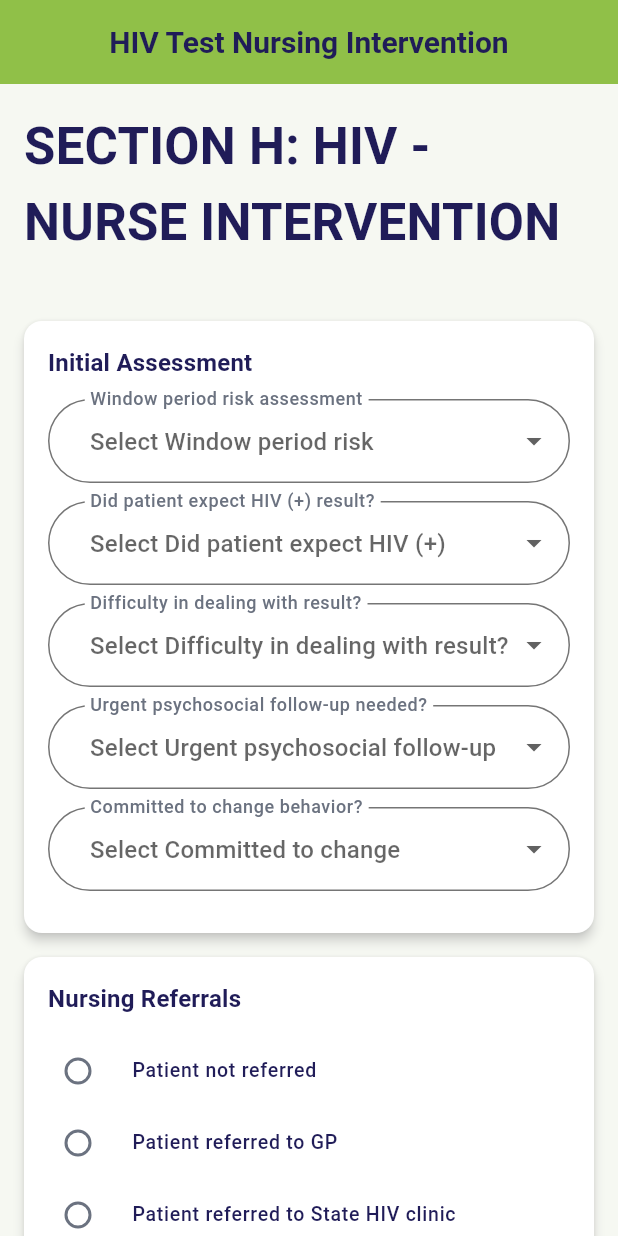
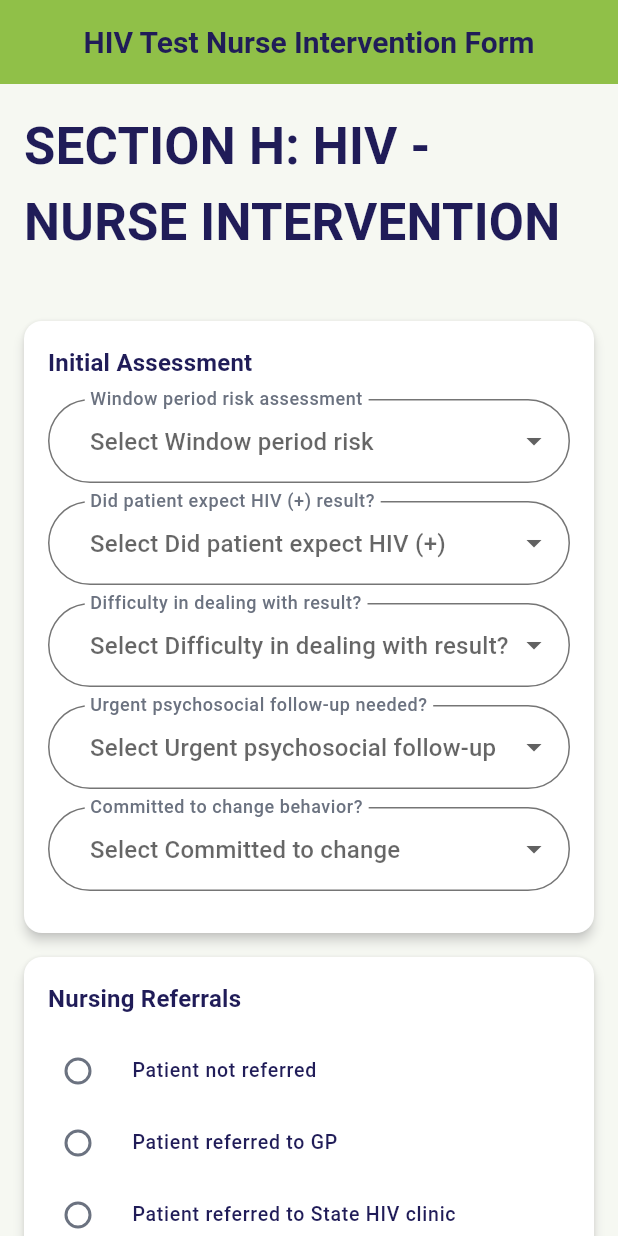
Before and after one commit to munashethedeveloper/kenwell_health_app, a Flutter app: the HIVTestNursingInterventionScreen screen opened by its route, on a phone screen of 412 x 824 dp. Run offline on Flutter 3.47's test engine with Material 3 defaults, Android fonts, the phone set to English and light mode, and no system bars; our stand-ins replace cloud_firestore, firebase_auth, flutter_spinbox, package_info_plus, shared_preferences, signature and 1 more; accounts and stored records are empty.

Commit message:
DEMO VERSION 2.0

```diff
--- a/lib/ui/features/hiv_test/widgets/hiv_test_screen.dart
+++ b/lib/ui/features/hiv_test/widgets/hiv_test_screen.dart
@@ -23,7 +23,7 @@ class HIVTestScreen extends StatelessWidget {
     final viewModel = context.watch<HIVTestViewModel>();
 
     return KenwellFormPage(
-      title: 'HIV Test Screening',
+      title: 'HIV Test Screening Form',
       sectionTitle: 'Section F: HIV Screening',
       formKey: viewModel.formKey,
       children: [
--- a/lib/ui/features/hiv_test_nursing_intervention/widgets/hiv_test_nursing_intervention_screen.dart
+++ b/lib/ui/features/hiv_test_nursing_intervention/widgets/hiv_test_nursing_intervention_screen.dart
@@ -19,7 +19,7 @@ class HIVTestNursingInterventionScreen extends StatelessWidget {
 
     return NurseInterventionForm(
       viewModel: viewModel,
-      title: 'HIV Test Nursing Intervention',
+      title: 'HIV Test Nurse Intervention Form',
       sectionTitle: 'Section H: HIV - Nurse Intervention',
       onNext: onNext,
       onPrevious: onPrevious,
--- a/lib/ui/features/hiv_test_results/widgets/hiv_test_result_screen.dart
+++ b/lib/ui/features/hiv_test_results/widgets/hiv_test_result_screen.dart
@@ -27,7 +27,7 @@ class HIVTestResultScreen extends StatelessWidget {
 
     return Scaffold(
       appBar: const KenwellAppBar(
-        title: 'HIV Test Results',
+        title: 'HIV Test Results Form',
         automaticallyImplyLeading: false,
       ),
       body: SingleChildScrollView(
--- a/lib/ui/features/nurse_interventions/view_model/nurse_intervention_view_model.dart
+++ b/lib/ui/features/nurse_interventions/view_model/nurse_intervention_view_model.dart
@@ -4,6 +4,9 @@ import 'nurse_intervention_form_mixin.dart';
 class NurseInterventionViewModel extends ChangeNotifier
     with NurseInterventionFormMixin {
   @override
+  bool get showInitialAssessment => false;
+
+  @override
   void dispose() {
     disposeNurseInterventionFields();
     super.dispose();
--- a/lib/ui/features/nurse_interventions/widgets/nurse_intervention_form.dart
+++ b/lib/ui/features/nurse_interventions/widgets/nurse_intervention_form.dart
@@ -34,11 +34,14 @@ class NurseInterventionForm extends StatelessWidget {
       sectionTitle: sectionTitle,
       formKey: viewModel.formKey,
       children: [
-        _buildInitialAssessment(),
-        const SizedBox(height: 16),
+        if (viewModel.showInitialAssessment) ...[
+          _buildInitialAssessment(),
+          const SizedBox(height: 16),
+        ],
         _buildReferrals(),
         const SizedBox(height: 16),
-        if (viewModel.windowPeriod == 'Yes') ...[
+        if (viewModel.showInitialAssessment &&
+            viewModel.windowPeriod == 'Yes') ...[
           _buildFollowUpSection(),
           const SizedBox(height: 16),
         ],
--- a/lib/ui/features/nurse_interventions/widgets/nurse_intervention_screen.dart
+++ b/lib/ui/features/nurse_interventions/widgets/nurse_intervention_screen.dart
@@ -19,7 +19,7 @@ class NurseInterventionScreen extends StatelessWidget {
 
     return NurseInterventionForm(
       viewModel: viewModel,
-      title: 'Health Risk Assessment Nurse Intervention',
+      title: 'HRA Nurse Intervention Form',
       sectionTitle: 'Section E: HRA - Nurse Intervention',
       onNext: onNext,
       onPrevious: onPrevious,
--- a/lib/ui/features/patient/widgets/personal_details_screen.dart
+++ b/lib/ui/features/patient/widgets/personal_details_screen.dart
@@ -27,7 +27,7 @@ class PersonalDetailsScreen extends StatelessWidget {
       value: viewModel,
       child: Consumer<PersonalDetailsViewModel>(
         builder: (context, vm, _) => KenwellFormPage(
-          title: 'Patient Personal Details',
+          title: 'Personal Details Form',
           sectionTitle: 'Section B: Personal Details',
           formKey: vm.formKey,
           children: [
--- a/lib/ui/features/risk_assessment/widgets/personal_risk_assessment_screen.dart
+++ b/lib/ui/features/risk_assessment/widgets/personal_risk_assessment_screen.dart
@@ -32,7 +32,7 @@ class PersonalRiskAssessmentScreen extends StatelessWidget {
         builder: (context, vm, _) {
           return Scaffold(
             appBar: const KenwellAppBar(
-              title: 'Health Risk Assessment',
+              title: 'Health Risk Assessment Form',
               automaticallyImplyLeading: false,
             ),
             body: SingleChildScrollView(
--- a/lib/ui/features/screening_results/widgets/wellness_screening_results_screen.dart
+++ b/lib/ui/features/screening_results/widgets/wellness_screening_results_screen.dart
@@ -28,7 +28,7 @@ class WellnessScreeningResultsScreen extends StatelessWidget {
         builder: (context, vm, _) {
           return Scaffold(
             appBar: const KenwellAppBar(
-              title: 'Wellness Screening Results',
+              title: 'Health Metrics Form',
               automaticallyImplyLeading: false,
             ),
             body: SingleChildScrollView(
@@ -39,7 +39,7 @@ class WellnessScreeningResultsScreen extends StatelessWidget {
                   crossAxisAlignment: CrossAxisAlignment.start,
                   children: [
                     const KenwellSectionHeader(
-                      title: 'Section D: Wellness Screening Results',
+                      title: 'Section D: Health Metrics',
                       uppercase: true,
                     ),
                     KenwellFormCard(
--- a/lib/ui/features/survey/widgets/survey_screen.dart
+++ b/lib/ui/features/survey/widgets/survey_screen.dart
@@ -23,7 +23,7 @@ class SurveyScreen extends StatelessWidget {
     final vm = context.watch<SurveyViewModel>();
 
     return KenwellFormPage(
-      title: 'Survey',
+      title: 'Survey Form',
       sectionTitle: 'Section K: Survey',
       children: [
         const Center(
--- a/lib/ui/features/tb_test/widgets/tb_testing_screen.dart
+++ b/lib/ui/features/tb_test/widgets/tb_testing_screen.dart
@@ -23,7 +23,7 @@ class TBTestingScreen extends StatelessWidget {
     final viewModel = context.watch<TBTestingViewModel>();
 
     return KenwellFormPage(
-      title: 'TB Test Screening',
+      title: 'TB Test Screening Form',
       sectionTitle: 'Section I: TB Screening',
       children: [
         KenwellFormCard(
--- a/lib/ui/features/tb_test_nursing_intervention/view_model/tb_nursing_intervention_view_model.dart
+++ b/lib/ui/features/tb_test_nursing_intervention/view_model/tb_nursing_intervention_view_model.dart
@@ -4,6 +4,9 @@ import '../../nurse_interventions/view_model/nurse_intervention_form_mixin.dart'
 class TBNursingInterventionViewModel extends ChangeNotifier
     with NurseInterventionFormMixin {
   @override
+  bool get showInitialAssessment => false;
+
+  @override
   void dispose() {
     disposeNurseInterventionFields();
     super.dispose();
--- a/lib/ui/features/tb_test_nursing_intervention/widgets/tb_nursing_intervention_screen.dart
+++ b/lib/ui/features/tb_test_nursing_intervention/widgets/tb_nursing_intervention_screen.dart
@@ -19,7 +19,7 @@ class TBNursingInterventionScreen extends StatelessWidget {
 
     return NurseInterventionForm(
       viewModel: viewModel,
-      title: 'TB Test Nursing Intervention',
+      title: 'TB Test Nurse Intervention Form',
       sectionTitle: 'Section J: TB - Nurse Intervention',
       onNext: onNext,
       onPrevious: onPrevious,
--- a/lib/ui/features/wellness/widgets/wellness_flow_screen.dart
+++ b/lib/ui/features/wellness/widgets/wellness_flow_screen.dart
@@ -5,7 +5,6 @@ import 'package:provider/provider.dart';
 import '../../consent_form/widgets/consent_screen.dart';
 import '../../hiv_test_nursing_intervention/widgets/hiv_test_nursing_intervention_screen.dart';
 import '../../hiv_test_results/widgets/hiv_test_result_screen.dart';
-import '../../nurse_interventions/view_model/nurse_intervention_view_model.dart';
 import '../../nurse_interventions/widgets/nurse_intervention_screen.dart';
 import '../../patient/widgets/personal_details_screen.dart';
 import '../../risk_assessment/widgets/personal_risk_assessment_screen.dart';
@@ -13,9 +12,9 @@ import '../../screening_results/widgets/wellness_screening_results_screen.dart';
 import '../../hiv_test/widgets/hiv_test_screen.dart';
 import '../../survey/widgets/survey_screen.dart';
 import '../../tb_test/widgets/tb_testing_screen.dart';
-import '../../tb_test_nursing_intervention/widgets/tb_nursing_intervention_screen.dart';
 
 // ViewModel
+import '../../tb_test_nursing_intervention/widgets/tb_nursing_intervention_screen.dart';
 import '../view_model/wellness_flow_view_model.dart';
 
 class WellnessFlowScreen extends StatelessWidget {
```
Also changed, not shown: lib/ui/features/nurse_interventions/view_model/nurse_intervention_form_mixin.dart (+20 -8 lines).
